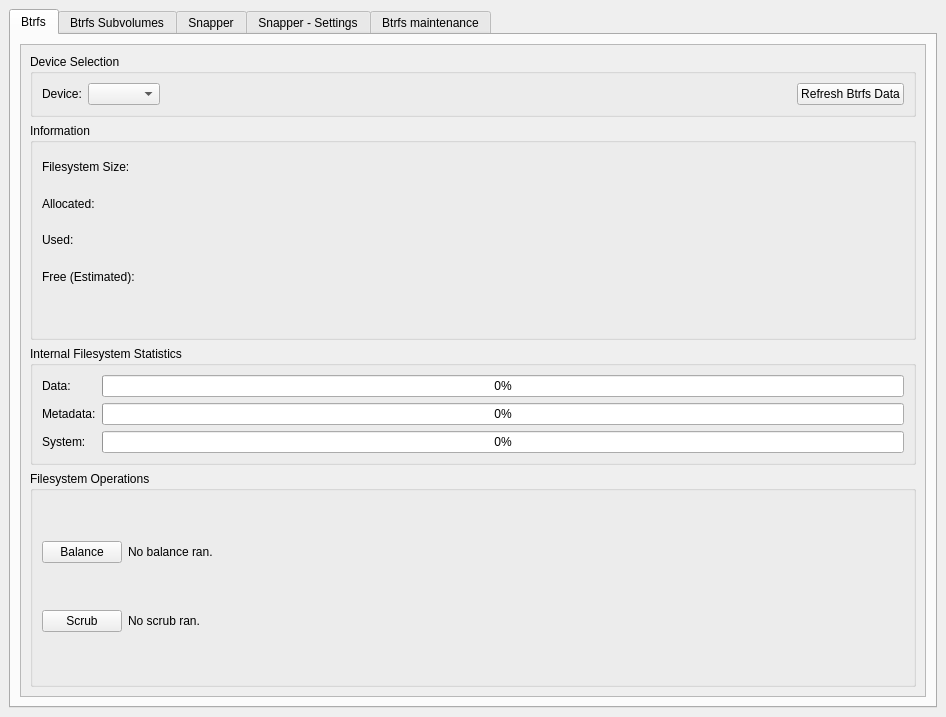
Qt form btrfs-assistant.ui (bkmo/btrfs-assistant-bkmo) before a commit.
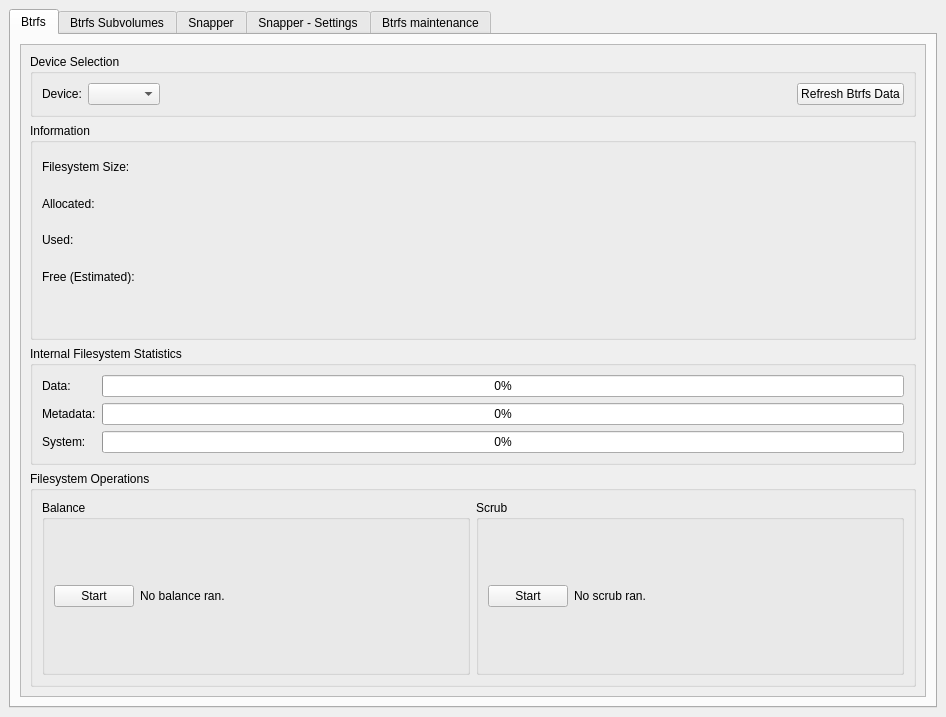
The same form after that commit. Icons and pictures are not drawn.

Diff of the .ui file:
```diff
--- a/btrfs-assistant.ui
+++ b/btrfs-assistant.ui
@@ -271,82 +271,95 @@
                 <verstretch>0</verstretch>
                </sizepolicy>
               </property>
+              <property name="layoutDirection">
+               <enum>Qt::LeftToRight</enum>
+              </property>
               <property name="title">
                <string>Filesystem Operations</string>
               </property>
               <layout class="QGridLayout" name="gridLayout_3">
                <item row="0" column="1">
-                <widget class="QPushButton" name="pushButton_btrfsBalance">
+                <widget class="QGroupBox" name="groupBox_4">
+                 <property name="title">
+                  <string>Scrub</string>
+                 </property>
+                 <layout class="QHBoxLayout" name="horizontalLayout_9">
+                  <item>
+                   <widget class="QPushButton" name="pushButton_btrfsScrub">
+                    <property name="sizePolicy">
+                     <sizepolicy hsizetype="Fixed" vsizetype="Fixed">
+                      <horstretch>0</horstretch>
+                      <verstretch>0</verstretch>
+                     </sizepolicy>
+                    </property>
+                    <property name="toolTip">
+                     <string>&lt;html&gt;&lt;head/&gt;&lt;body&gt;&lt;p&gt;Perform scrub on device.&lt;/p&gt;&lt;/body&gt;&lt;/html&gt;</string>
+                    </property>
+                    <property name="text">
+                     <string>Start</string>
+                    </property>
+                   </widget>
+                  </item>
+                  <item>
+                   <widget class="QLabel" name="label_btrfsScrubStatus">
+                    <property name="text">
+                     <string>No scrub ran.</string>
+                    </property>
+                    <property name="wordWrap">
+                     <bool>true</bool>
+                    </property>
+                   </widget>
+                  </item>
+                 </layout>
+                </widget>
+               </item>
+               <item row="0" column="0">
+                <widget class="QGroupBox" name="groupBox_3">
                  <property name="sizePolicy">
-                  <sizepolicy hsizetype="Fixed" vsizetype="Fixed">
+                  <sizepolicy hsizetype="Preferred" vsizetype="Expanding">
                    <horstretch>0</horstretch>
                    <verstretch>0</verstretch>
                   </sizepolicy>
                  </property>
-                 <property name="toolTip">
-                  <string>&lt;html&gt;&lt;head/&gt;&lt;body&gt;&lt;p&gt;Perform full balance on device.&lt;/p&gt;&lt;/body&gt;&lt;/html&gt;</string>
-                 </property>
-                 <property name="text">
+                 <property name="title">
                   <string>Balance</string>
                  </property>
+                 <layout class="QHBoxLayout" name="horizontalLayout_8">
+                  <item>
+                   <widget class="QPushButton" name="pushButton_btrfsBalance">
+                    <property name="sizePolicy">
+                     <sizepolicy hsizetype="Fixed" vsizetype="Fixed">
+                      <horstretch>0</horstretch>
+                      <verstretch>0</verstretch>
+                     </sizepolicy>
+                    </property>
+                    <property name="toolTip">
+                     <string>&lt;html&gt;&lt;head/&gt;&lt;body&gt;&lt;p&gt;Perform full balance on device.&lt;/p&gt;&lt;/body&gt;&lt;/html&gt;</string>
+                    </property>
+                    <property name="text">
+                     <string>Start</string>
+                    </property>
+                   </widget>
+                  </item>
+                  <item>
+                   <widget class="QLabel" name="label_btrfsBalanceStatus">
+                    <property name="sizePolicy">
+                     <sizepolicy hsizetype="Preferred" vsizetype="Preferred">
+                      <horstretch>0</horstretch>
+                      <verstretch>0</verstretch>
+                     </sizepolicy>
+                    </property>
+                    <property name="text">
+                     <string>No balance ran.</string>
+                    </property>
+                    <property name="wordWrap">
+                     <bool>true</bool>
+                    </property>
+                   </widget>
+                  </item>
+                 </layout>
                 </widget>
                </item>
-               <item row="0" column="2">
-                <widget class="QLabel" name="label_btrfsBalanceStatus">
-                 <property name="text">
-                  <string>No balance ran.</string>
-                 </property>
-                 <property name="wordWrap">
-                  <bool>true</bool>
-                 </property>
-                </widget>
-               </item>
-               <item row="0" column="5">
-                <spacer name="horizontalSpacer_6">
-                 <property name="orientation">
-                  <enum>Qt::Horizontal</enum>
-                 </property>
-                 <property name="sizeHint" stdset="0">
-                  <size>
-                   <width>40</width>
-                   <height>20</height>
-                  </size>
-                 </property>
-                </spacer>
-               </item>
-               <item row="1" column="1">
-                <widget class="QPushButton" name="pushButton_btrfsScrub">
-                 <property name="toolTip">
-                  <string>&lt;html&gt;&lt;head/&gt;&lt;body&gt;&lt;p&gt;Perform scrub on device.&lt;/p&gt;&lt;/body&gt;&lt;/html&gt;</string>
-                 </property>
-                 <property name="text">
-                  <string>Scrub</string>
-                 </property>
-                </widget>
-               </item>
-               <item row="1" column="2">
-                <widget class="QLabel" name="label_btrfsScrubStatus">
-                 <property name="text">
-                  <string>No scrub ran.</string>
-                 </property>
-                 <property name="wordWrap">
-                  <bool>true</bool>
-                 </property>
-                </widget>
-               </item>
-               <item row="1" column="5">
-                <spacer name="horizontalSpacer_9">
-                 <property name="orientation">
-                  <enum>Qt::Horizontal</enum>
-                 </property>
-                 <property name="sizeHint" stdset="0">
-                  <size>
-                   <width>40</width>
-                   <height>20</height>
-                  </size>
-                 </property>
-                </spacer>
-               </item>
               </layout>
              </widget>
             </item>
```
